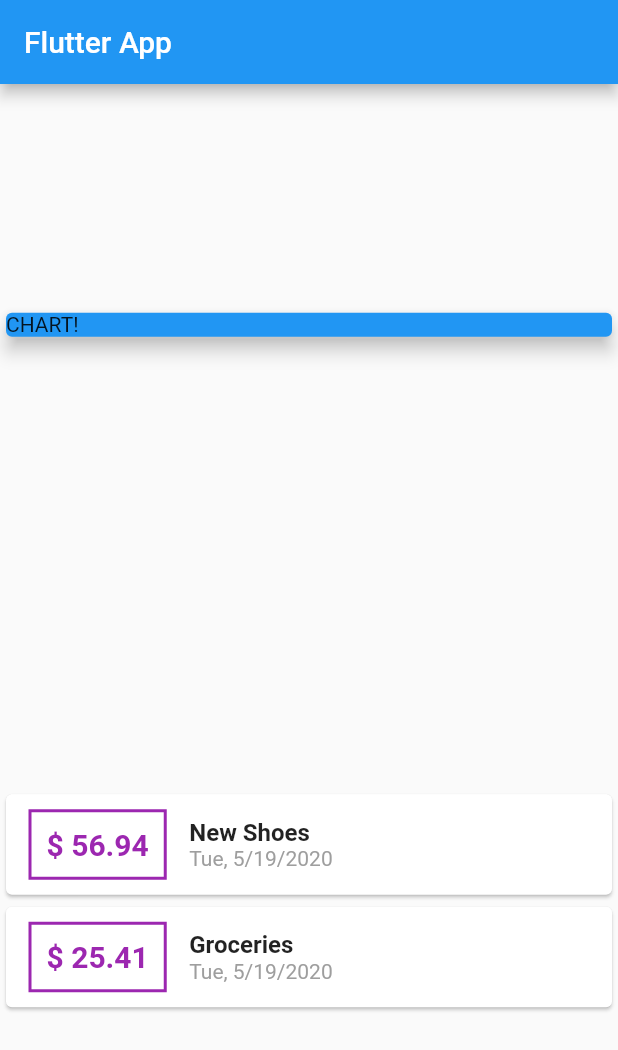
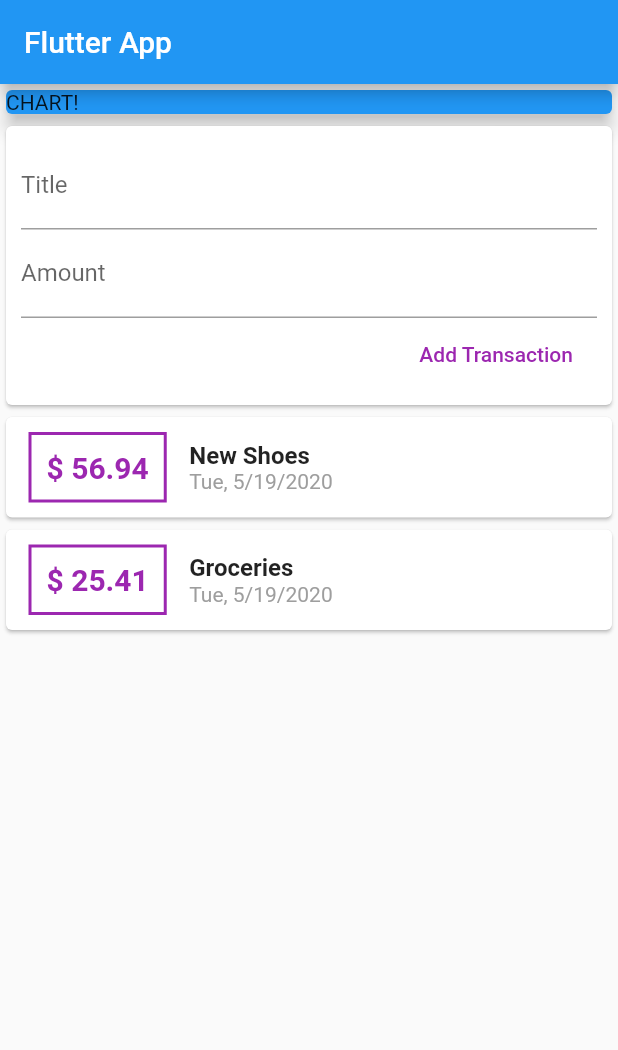
Before and after one commit to NadimNadimNadimNadimNadim/flutter_course_section_4, a Flutter app: the screen it shows after launch, on a phone screen of 412 x 824 dp. Shown: the top 1050 px of the screen. Run offline on Flutter 3.47's test engine with Material 2 defaults, Android fonts, the phone set to English and light mode, and no system bars.

Commit message:
upto and including lecture 87

```diff
--- a/expenses_app/lib/main.dart
+++ b/expenses_app/lib/main.dart
@@ -1,7 +1,8 @@
+import 'package:expenses_app/widgets/new_transaction.dart';
+import 'package:expenses_app/widgets/user_transactions.dart';
 import 'package:flutter/material.dart';
-import 'package:intl/intl.dart';
 
-import 'package:expenses_app/transaction.dart';
+import 'package:expenses_app/widgets/transaction_list.dart';
 
 void main() => runApp(MyApp());
 
@@ -16,29 +17,19 @@ class MyApp extends StatelessWidget {
 }
 
 class MyHomePage extends StatelessWidget {
-  final List<Transaction> transactions = [
-    Transaction(
-      id: 't1',
-      title: 'New Shoes',
-      amount: 56.94,
-      date: DateTime.now(),
-    ),
-    Transaction(
-      id: 't2',
-      title: 'Groceries',
-      amount: 25.41,
-      date: DateTime.now(),
-    ),
-  ];
-
+  // String titleInput;
+  // String amountInput;
+  final titleController = TextEditingController();
+  final amountController = TextEditingController();
   @override
   Widget build(BuildContext context) {
     return Scaffold(
       appBar: AppBar(
         title: Text('Flutter App'),
       ),
-      body: Column(
-        mainAxisAlignment: MainAxisAlignment.spaceAround,
+      body: SingleChildScrollView(
+        child: Column(
+          // mainAxisAlignment: MainAxisAlignment.spaceAround,
           crossAxisAlignment: CrossAxisAlignment.stretch,
           children: <Widget>[
             Container(
@@ -51,56 +42,9 @@ class MyHomePage extends StatelessWidget {
                 color: Colors.blue,
               ),
             ),
-          Column(
-            children: transactions
-                .map((tx) => Card(
-                      child: Row(
-                        children: <Widget>[
-                          Container(
-                            margin: EdgeInsets.symmetric(
-                              vertical: 10,
-                              horizontal: 15,
-                            ),
-                            decoration: BoxDecoration(
-                              border: Border.all(
-                                color: Colors.purple,
-                                width: 2,
-                              ),
-                            ),
-                            padding: EdgeInsets.all(10),
-                            child: Text(
-                              "\$ ${tx.amount}",
-                              style: TextStyle(
-                                fontWeight: FontWeight.bold,
-                                fontSize: 20,
-                                color: Colors.purple,
-                              ),
-                            ),
-                          ),
-                          Column(
-                            crossAxisAlignment: CrossAxisAlignment.start,
-                            children: <Widget>[
-                              Text(
-                                tx.title,
-                                style: TextStyle(
-                                  fontWeight: FontWeight.bold,
-                                  fontSize: 16,
-                                ),
-                              ),
-                              Text(
-                                DateFormat.yMEd().format(tx.date),
-                                style: TextStyle(
-                                  color: Colors.grey,
-                                ),
-                              ),
+            UserTransactions(),
           ],
         ),
-                        ],
-                      ),
-                    ))
-                .toList(),
-          )
-        ],
       ),
     );
   }
--- /dev/null
+++ b/expenses_app/lib/widgets/new_transaction.dart
@@ -0,0 +1,38 @@
+import 'package:flutter/material.dart';
+
+class NewTransaction extends StatelessWidget {
+  final titleController = TextEditingController();
+  final amountController = TextEditingController();
+  final Function addTransactionHandler;
+  NewTransaction(this.addTransactionHandler);
+  @override
+  Widget build(BuildContext context) {
+    return Card(
+      child: Container(
+        // text input
+        padding: EdgeInsets.all(10),
+        child: Column(
+          crossAxisAlignment: CrossAxisAlignment.end,
+          children: <Widget>[
+            TextField(
+              decoration: InputDecoration(labelText: 'Title'),
+              // onChanged: (title) => titleInput = title,
+              controller: titleController,
+            ),
+            TextField(
+              decoration: InputDecoration(labelText: 'Amount'),
+              controller: amountController,
+              // onChanged: (amount) => amountInput = amount,
+            ),
+            FlatButton(
+              child: Text('Add Transaction'),
+              onPressed: () => addTransactionHandler(
+                  titleController.text, double.parse(amountController.text)),
+              textColor: Colors.purple,
+            )
+          ],
+        ),
+      ),
+    );
+  }
+}
--- /dev/null
+++ b/expenses_app/lib/widgets/transaction_list.dart
@@ -0,0 +1,60 @@
+import 'package:expenses_app/models/transaction.dart';
+import 'package:flutter/material.dart';
+import 'package:intl/intl.dart';
+
+class TransactionList extends StatelessWidget {
+  final List<Transaction> _userTransactions;
+  TransactionList(this._userTransactions);
+  @override
+  Widget build(BuildContext context) {
+    return Column(
+      children: _userTransactions
+          .map((tx) => Card(
+                child: Row(
+                  children: <Widget>[
+                    Container(
+                      margin: EdgeInsets.symmetric(
+                        vertical: 10,
+                        horizontal: 15,
+                      ),
+                      decoration: BoxDecoration(
+                        border: Border.all(
+                          color: Colors.purple,
+                          width: 2,
+                        ),
+                      ),
+                      padding: EdgeInsets.all(10),
+                      child: Text(
+                        "\$ ${tx.amount.toStringAsFixed(2)}",
+                        style: TextStyle(
+                          fontWeight: FontWeight.bold,
+                          fontSize: 20,
+                          color: Colors.purple,
+                        ),
+                      ),
+                    ),
+                    Column(
+                      crossAxisAlignment: CrossAxisAlignment.start,
+                      children: <Widget>[
+                        Text(
+                          tx.title,
+                          style: TextStyle(
+                            fontWeight: FontWeight.bold,
+                            fontSize: 16,
+                          ),
+                        ),
+                        Text(
+                          DateFormat.yMEd().format(tx.date),
+                          style: TextStyle(
+                            color: Colors.grey,
+                          ),
+                        ),
+                      ],
+                    ),
+                  ],
+                ),
+              ))
+          .toList(),
+    );
+  }
+}
--- /dev/null
+++ b/expenses_app/lib/widgets/user_transactions.dart
@@ -0,0 +1,45 @@
+import 'package:expenses_app/widgets/new_transaction.dart';
+import 'package:expenses_app/widgets/transaction_list.dart';
+import 'package:flutter/material.dart';
+import '../models/transaction.dart';
+
+class UserTransactions extends StatefulWidget {
+  @override
+  _UserTransactionsState createState() => _UserTransactionsState();
+}
+
+class _UserTransactionsState extends State<UserTransactions> {
+  final List<Transaction> _userTransactions = [
+    Transaction(
+      id: 't1',
+      title: 'New Shoes',
+      amount: 56.94,
+      date: DateTime.now(),
+    ),
+    Transaction(
+      id: 't2',
+      title: 'Groceries',
+      amount: 25.41,
+      date: DateTime.now(),
+    ),
+  ];
+  void _addTransaction(String title, double amount) {
+    setState(() {
+      _userTransactions.add(new Transaction(
+          id: DateTime.now().toString(),
+          title: title,
+          amount: amount,
+          date: DateTime.now()));
+    });
+  }
+
+  @override
+  Widget build(BuildContext context) {
+    return Column(
+      children: <Widget>[
+        NewTransaction(_addTransaction),
+        TransactionList(_userTransactions),
+      ],
+    );
+  }
+}
```
Also changed, not shown: expenses_app/lib/models/transaction.dart (renamed from expenses_app/lib/transaction.dart), 2 other files. Lines whose indentation alone changed are shown as unchanged.
